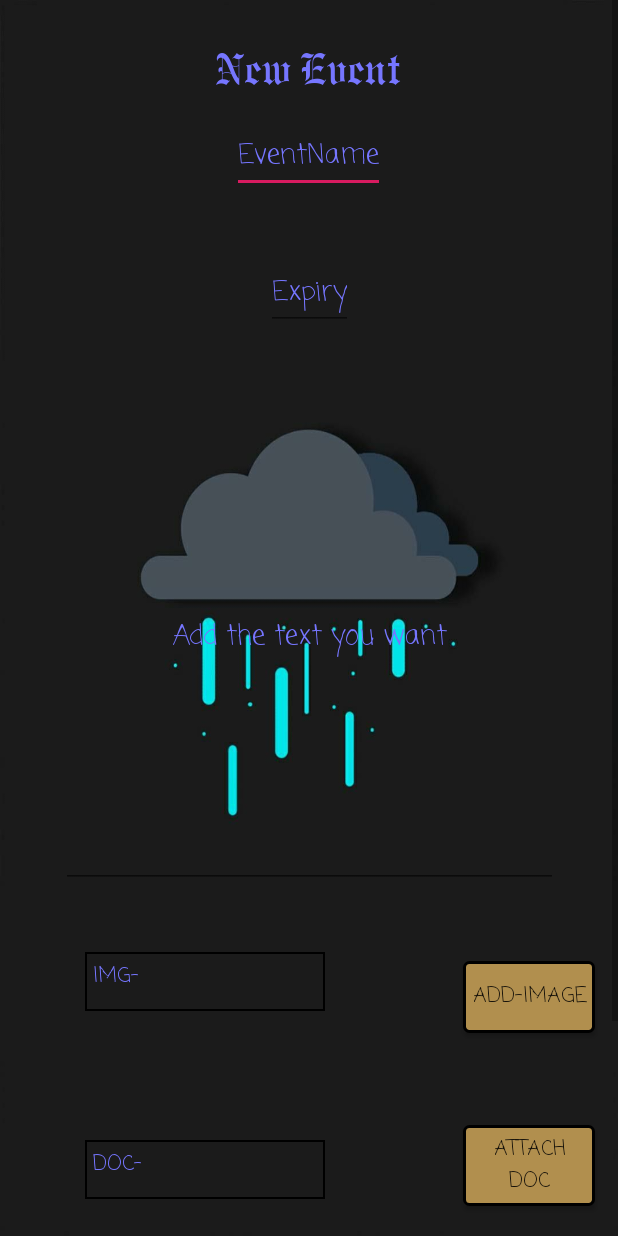
After one commit to Akinthiya-developer/English-Club, an Android app: the addNotifActivity screen opened directly, with no data from a screen before it, on a phone screen of 412 x 824 dp. The commit adds this screen. Run offline under Robolectric (Android 15) with nearby library versions, the phone set to English and light mode, and no system bars; our stand-ins replace Firebase (no records; nobody signed in at launch, a user with empty details on screens opened directly); libraries missing offline, so code that uses them is left out: com.jaeger.library; 1 statement that could not run was skipped.

Commit message:
poster posted good

```diff
--- a/app/src/main/AndroidManifest.xml
+++ b/app/src/main/AndroidManifest.xml
@@ -2,8 +2,7 @@
 <manifest xmlns:android="http://schemas.android.com/apk/res/android"
     package="com.example.literatureclub">
 
-    <uses-permission android:name="android.permission.INTERNET"/>
-
+    <uses-permission android:name="android.permission.INTERNET" />
 
     <application
         android:allowBackup="true"
@@ -12,7 +11,8 @@
         android:roundIcon="@mipmap/ic_launcher_round"
         android:supportsRtl="true"
         android:theme="@style/AppTheme">
-        <activity android:name=".addEventActivity"></activity>
+        <activity android:name=".addNotifActivity"></activity>
+        <activity android:name=".addEventActivity" />
         <activity android:name=".memDetailsActivity" />
         <activity android:name=".HomePageActivity" />
         <activity android:name=".LoginActivity" />
--- a/app/src/main/java/com/example/literatureclub/HomePageActivity.java
+++ b/app/src/main/java/com/example/literatureclub/HomePageActivity.java
@@ -51,7 +51,7 @@ public class HomePageActivity extends AppCompatActivity {
         //Basic adminCheck
         //Will be sent to the admin class and there it will continue with the getCurrentUser thing... :)
         FirebaseUser firebaseUser= FirebaseAuth.getInstance().getCurrentUser();
-        if(firebaseUser.getEmail()=="literaryclubpsna@gmail.com"){
+        if(firebaseUser.getEmail().equals("literaryclubpsna@gmail.com")){
             history.setText("M-Data");
             events.setText("E-Update");
             admin = true;
@@ -63,7 +63,7 @@ public class HomePageActivity extends AppCompatActivity {
             @Override
             public void onClick(View view) {
                 if(admin){
-                    startActivity(new Intent(HomePageActivity.this,memDetailsActivity.class));
+                    startActivity(new Intent(HomePageActivity.this,addNotifActivity.class));
                 }else{
                 }
             }
--- /dev/null
+++ b/app/src/main/res/layout/activity_add_notif.xml
@@ -0,0 +1,186 @@
+<?xml version="1.0" encoding="utf-8"?>
+<ScrollView xmlns:android="http://schemas.android.com/apk/res/android"
+    xmlns:app="http://schemas.android.com/apk/res-auto"
+    xmlns:tools="http://schemas.android.com/tools"
+    android:layout_width="match_parent"
+    android:layout_height="match_parent"
+    tools:context=".addEventActivity"
+    android:fitsSystemWindows="true"
+    android:background="@drawable/eventback">
+
+    <androidx.constraintlayout.widget.ConstraintLayout
+        android:layout_width="match_parent"
+        android:layout_height="match_parent">
+
+        <EditText
+            android:id="@+id/prolonger"
+            android:layout_width="wrap_content"
+            android:layout_height="wrap_content"
+            android:layout_marginTop="80dp"
+            android:fontFamily="casual"
+            android:hint="Expiry"
+            android:inputType="number"
+            android:textColor="#7676ff"
+            android:textColorHint="#7676ff"
+            app:layout_constraintBottom_toBottomOf="parent"
+            app:layout_constraintEnd_toEndOf="parent"
+            app:layout_constraintStart_toStartOf="parent"
+            app:layout_constraintTop_toTopOf="parent"
+            app:layout_constraintVertical_bias="0.105" />
+
+        <TextView
+            android:layout_width="wrap_content"
+            android:layout_height="wrap_content"
+            android:layout_marginTop="30dp"
+            android:text="New Event"
+            android:textColor="#7676ff"
+            android:textSize="30dp"
+            app:layout_constraintBottom_toBottomOf="parent"
+            app:layout_constraintEnd_toEndOf="parent"
+            app:layout_constraintHorizontal_bias="0.498"
+            app:layout_constraintStart_toStartOf="parent"
+            app:layout_constraintTop_toTopOf="parent"
+            app:layout_constraintVertical_bias="0.0" />
+
+        <EditText
+            android:id="@+id/eventName"
+            android:textColorHint="#7676ff"
+            android:hint="EventName"
+            android:textColor="#7676ff"
+            android:fontFamily="casual"
+            android:layout_width="wrap_content"
+            android:layout_height="wrap_content"
+            android:layout_marginTop="80dp"
+            app:layout_constraintBottom_toBottomOf="parent"
+            app:layout_constraintEnd_toEndOf="parent"
+            app:layout_constraintHorizontal_bias="0.498"
+            app:layout_constraintStart_toStartOf="parent"
+            app:layout_constraintTop_toTopOf="parent"
+            app:layout_constraintVertical_bias="0.0" />
+
+        <TextView
+            android:id="@+id/imgName"
+            android:layout_width="160dp"
+            android:layout_height="39dp"
+            android:layout_marginStart="25dp"
+            android:layout_marginTop="600dp"
+            android:background="@drawable/textframe"
+            android:fontFamily="casual"
+            android:padding="5dp"
+            android:textColor="#7676ff"
+            android:text="IMG-"
+            app:layout_constraintBottom_toBottomOf="parent"
+            app:layout_constraintEnd_toEndOf="parent"
+            app:layout_constraintHorizontal_bias="0.137"
+            app:layout_constraintStart_toStartOf="parent"
+            app:layout_constraintTop_toTopOf="parent"
+            app:layout_constraintVertical_bias="0.096" />
+
+        <Button
+            android:id="@+id/addImg"
+            android:layout_width="wrap_content"
+            android:layout_height="wrap_content"
+            android:layout_marginTop="540dp"
+            android:background="@drawable/btn"
+            android:fontFamily="casual"
+            android:text="Add-Image"
+            app:layout_constraintBottom_toBottomOf="parent"
+            app:layout_constraintEnd_toEndOf="parent"
+            app:layout_constraintHorizontal_bias="0.953"
+            app:layout_constraintStart_toStartOf="parent"
+            app:layout_constraintTop_toTopOf="parent"
+            app:layout_constraintVertical_bias="0.245" />
+
+        <EditText
+            android:id="@+id/infoText"
+            android:layout_width="331dp"
+            android:layout_height="333dp"
+            android:layout_marginLeft="40dp"
+            android:layout_marginTop="160dp"
+            android:layout_marginRight="40dp"
+            android:layout_marginBottom="400dp"
+            android:autoLink="web"
+            android:fontFamily="casual"
+            android:gravity="center"
+            android:hint="Add the text you want"
+            android:textAlignment="center"
+            android:textColor="#7676ff"
+            android:textColorHint="#7676ff"
+            app:layout_constraintBottom_toBottomOf="parent"
+            app:layout_constraintEnd_toEndOf="parent"
+            app:layout_constraintStart_toStartOf="parent"
+            app:layout_constraintTop_toTopOf="parent"
+            app:layout_constraintVertical_bias="0.942" />
+
+        <TextView
+            android:id="@+id/docName"
+            android:layout_width="160dp"
+            android:layout_height="39dp"
+            android:layout_marginStart="25dp"
+            android:layout_marginTop="760dp"
+            android:background="@drawable/textframe"
+            android:fontFamily="casual"
+            android:padding="5dp"
+            android:textColor="#7676ff"
+            android:text="DOC-"
+            app:layout_constraintBottom_toBottomOf="parent"
+            app:layout_constraintEnd_toEndOf="parent"
+            app:layout_constraintHorizontal_bias="0.137"
+            app:layout_constraintStart_toStartOf="parent"
+            app:layout_constraintTop_toTopOf="parent"
+            app:layout_constraintVertical_bias="0.0" />
+
+        <Button
+            android:id="@+id/attachdoc"
+            android:layout_width="wrap_content"
+            android:layout_height="wrap_content"
+            android:layout_marginTop="750dp"
+            android:padding="5dp"
+            android:layout_marginBottom="15dp"
+            android:background="@drawable/btn"
+            android:fontFamily="casual"
+            android:text="Attach\nDOC"
+            app:layout_constraintBottom_toBottomOf="parent"
+            app:layout_constraintEnd_toEndOf="parent"
+            app:layout_constraintHorizontal_bias="0.953"
+            app:layout_constraintStart_toStartOf="parent"
+            app:layout_constraintTop_toTopOf="parent"
+            app:layout_constraintVertical_bias="0.0" />
+
+        <Button
+            android:id="@+id/updata"
+            android:layout_width="match_parent"
+            android:layout_height="wrap_content"
+            android:layout_marginStart="30dp"
+            android:layout_marginEnd="30dp"
+            android:layout_marginTop="850dp"
+            android:background="@drawable/btn"
+            android:fontFamily="casual"
+            android:text="Upload Data"
+            app:layout_constraintBottom_toBottomOf="parent"
+            app:layout_constraintEnd_toEndOf="parent"
+            app:layout_constraintHorizontal_bias="0.52"
+            app:layout_constraintStart_toStartOf="parent"
+            app:layout_constraintTop_toTopOf="parent"
+            app:layout_constraintVertical_bias="0.244" />
+
+        <Button
+            android:id="@+id/makeba"
+            android:layout_width="match_parent"
+            android:layout_height="wrap_content"
+            android:layout_marginStart="30dp"
+            android:layout_marginEnd="30dp"
+            android:layout_marginTop="950dp"
+            android:background="@drawable/btn"
+            android:fontFamily="casual"
+            android:text="Make Event"
+            app:layout_constraintBottom_toBottomOf="parent"
+            app:layout_constraintEnd_toEndOf="parent"
+            app:layout_constraintHorizontal_bias="0.52"
+            app:layout_constraintStart_toStartOf="parent"
+            app:layout_constraintTop_toTopOf="parent"
+            app:layout_constraintVertical_bias="0.244" />
+
+    </androidx.constraintlayout.widget.ConstraintLayout>
+
+</ScrollView>
```
Also changed, not shown: app/src/main/java/com/example/literatureclub/UploadData.java (+7 -1 lines), app/src/main/java/com/example/literatureclub/addNotifActivity.java (added, +347 -0 lines).
